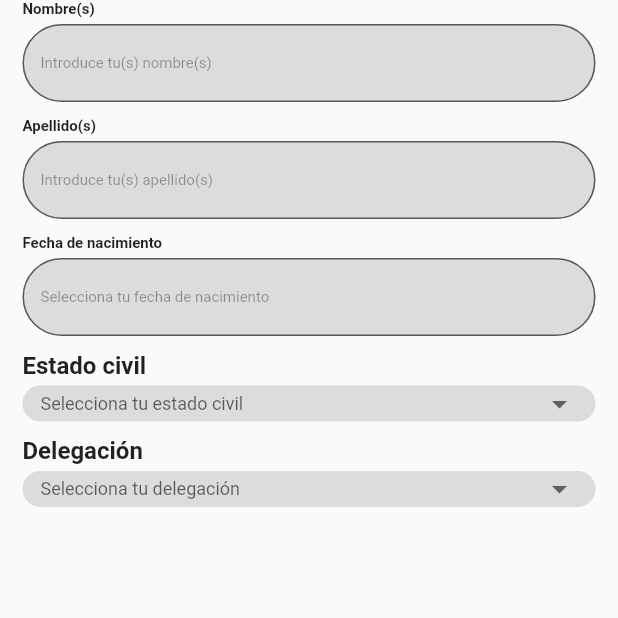
After one commit to Sam200018/quotation, a Flutter app: the PersonalDataForm screen opened directly, on a phone screen of 412 x 824 dp, the top half of it. The commit adds this screen. Run offline on Flutter 3.47's test engine with Material 2 defaults, Android fonts, the phone set to English and light mode, and no system bars; our stand-ins replace bloc, dio, equatable, flutter_bloc, go_router, sizer.

Commit message:
Se agrego parte de la pantalla personal data
tiene 1 fallo al mostrar las opciones en el DropdownButtonField

```diff
--- /dev/null
+++ b/lib/ui/pages/personal_data_page.dart
@@ -0,0 +1,137 @@
+import 'package:CotizApp/ui/pages/quotation_sample.dart';
+import 'package:CotizApp/ui/routes.dart';
+import 'package:CotizApp/ui/values/strings.dart';
+import 'package:flutter/material.dart';
+import 'package:go_router/go_router.dart';
+
+class PersonalDataPage extends StatelessWidget {
+  const PersonalDataPage({Key? key}) : super(key: key);
+
+  @override
+  Widget build(BuildContext context) {
+    return QuotationSample(
+      title: persDataTitle,
+      homeAction: () {
+        context.go(AppRouter.home);
+      },
+      floatingAction: () {
+        //usar go router para ir a la siguiente pagina
+      },
+      backAction: () {
+        //usar go router para ir a la siguiente anterior
+      },
+      content: PersonalDataForm(),
+    );
+  }
+}
+
+class PersonalDataForm extends StatelessWidget {
+  const PersonalDataForm({Key? key}) : super(key: key);
+
+  @override
+  Widget build(BuildContext context) {
+    return SafeArea(
+      child: Scaffold(
+        body: Container(
+          padding: EdgeInsets.symmetric(horizontal: 15),
+          width: MediaQuery.of(context).size.width,
+          height: MediaQuery.of(context).size.height,
+          alignment: Alignment.center,
+          child: Form(
+            child: Column(
+              children: [
+                Expanded( // Envuelve solo las partes necesarias en un Expanded para permitir hacer scroll
+                  child: SingleChildScrollView(
+                    child: Column(
+                      children: [
+                        _buildTextFormField(persDataNameField, persDataName),
+                        SizedBox(height: 10),
+                        _buildTextFormField(persDataLastNameField, persDataLastName),
+                        SizedBox(height: 10),
+                        _buildTextFormField(persDataBirthField, persDataBirth),
+                        SizedBox(height: 10),
+                        _buildDropdown(persDataCivilField, [
+                          DropdownMenuItem(value: "soltero", child: Text("Soltero(a)")),
+                          DropdownMenuItem(value: "casado", child: Text("Casado(a)")),
+                          DropdownMenuItem(value: "divorciado", child: Text("Divorciado(a)")),
+                        ], persDataCivil),
+                        SizedBox(height: 10),
+                        _buildDropdown(persDataDeleField, [
+                          DropdownMenuItem(value: "delegacion1", child: Text("G.A.M")),
+                          DropdownMenuItem(value: "delegacion2", child: Text("Azcapotzalco")),
+                          DropdownMenuItem(value: "delegacion3", child: Text("Benito Juárez")),
+                          DropdownMenuItem(value: "delegacion4", child: Text("Coyoacán")),
+                          DropdownMenuItem(value: "delegacion5", child: Text("Cuajimalpa de Morelos")),
+                          DropdownMenuItem(value: "delegacion6", child: Text("Cuauhtémoc")),
+                          DropdownMenuItem(value: "delegacion7", child: Text("Iztacalco")),
+                          DropdownMenuItem(value: "delegacion8", child: Text("Iztapalapa")),
+                          DropdownMenuItem(value: "delegacion9", child: Text("Magdalena Contreras")),
+                          DropdownMenuItem(value: "delegacion10", child: Text("Miguel Hidalgo")),
+                          DropdownMenuItem(value: "delegacion11", child: Text("Milpa Alta")),
+                          DropdownMenuItem(value: "delegacion12", child: Text("Tláhuac")),
+                          DropdownMenuItem(value: "delegacion13", child: Text("Tlalpan")),
+                          DropdownMenuItem(value: "delegacion14", child: Text("Venustiano Carranza")),
+                          DropdownMenuItem(value: "delegacion15", child: Text("Xochimilco")),
+                          DropdownMenuItem(value: "delegacion16", child: Text("Álvaro Obregón")),
+                        ], persDataDele),
+                      ],
+                    ),
+                  ),
+                ),
+              ],
+            ),
+          ),
+        ),
+      ),
+    );
+  }
+}
+
+  Widget _buildTextFormField(String hintText, String label) {
+    return Column(
+      crossAxisAlignment: CrossAxisAlignment.start,
+      children: [
+        Text(label, style: TextStyle(fontSize: 10, fontWeight: FontWeight.bold)), // Ajusta el tamaño de fuente a 10
+        SizedBox(height: 4),
+        TextFormField(
+          style: TextStyle(fontSize: 10), // Ajusta el tamaño de fuente a 10
+          decoration: InputDecoration(
+            hintText: hintText,
+            hintStyle: TextStyle(color: Colors.black38),
+            filled: true,
+            fillColor: Colors.black12,
+            border: OutlineInputBorder(
+              borderRadius: BorderRadius.circular(30), // Reduce el tamaño del borderRadius a 30
+            ),
+          ),
+        ),
+      ],
+    );
+  }
+
+  Widget _buildDropdown(String hintText, List<DropdownMenuItem<String>> items,
+      String label) {
+    return Column(
+      crossAxisAlignment: CrossAxisAlignment.start,
+      children: [
+        Text(label, style: TextStyle(fontSize: 16, fontWeight: FontWeight.bold)),
+        SizedBox(height: 4),
+        Container(
+          width: double.infinity,
+          decoration: BoxDecoration(
+            color: Colors.black12,
+            borderRadius: BorderRadius.circular(40),
+          ),
+          padding: EdgeInsets.symmetric(horizontal: 12),
+          child: DropdownButtonFormField<String>(
+            style: TextStyle(fontSize: 12),
+            decoration: InputDecoration.collapsed(hintText: ''),
+            items: items,
+            onChanged: (value) {},
+            hint: Text(hintText),
+            isDense: true,
+          ),
+        ),
+      ],
+    );
+  }
--- a/lib/ui/routes.dart
+++ b/lib/ui/routes.dart
@@ -3,18 +3,21 @@
 
 import 'package:CotizApp/ui/pages/home_page.dart';
 import 'package:CotizApp/ui/pages/car_data_page.dart';
+import 'package:CotizApp/ui/pages/personal_data_page.dart';
 import 'package:flutter/foundation.dart';
 import 'package:go_router/go_router.dart';
 
 class AppRouter {
   static String home = "/";
   static String carData = "/carData";
+  static String persData = "/personalData";
 
   GoRouter router = GoRouter(
     initialLocation: home,
     routes: [
       GoRoute(path: home, builder: (context, state) => const HomePage()),
-      GoRoute(path: carData,builder: (context, state) => const CarDataPage())
+      GoRoute(path: carData,builder: (context, state) => const CarDataPage()),
+      GoRoute(path: persData,builder: (context, state) => const PersonalDataPage()),
     ],
   );
 }
--- a/lib/ui/values/strings.dart
+++ b/lib/ui/values/strings.dart
@@ -5,6 +5,19 @@ const String protectMessage= "Protege lo que mas quieres con un solo click";
 // Car data
 const String carDataTitle= "Datos del automovil";
 
+// Personal data
+const String persDataTitle= "Datos Personales";
+const String persDataName= "Nombre(s)";
+const String persDataNameField= "Introduce tu(s) nombre(s)";
+const String persDataLastName= "Apellido(s)";
+const String persDataLastNameField= "Introduce tu(s) apellido(s)";
+const String persDataBirth= "Fecha de nacimiento";
+const String persDataBirthField= "Selecciona tu fecha de nacimiento";
+const String persDataCivil= "Estado civil";
+const String persDataCivilField= "Selecciona tu estado civil";
+const String persDataDele= "Delegación";
+const String persDataDeleField= "Selecciona tu delegación";
+
 //Utils
 const String nextButtonLabel= "Siguiente";
 const String quoteButtonLabel= "Cotizar";
```
